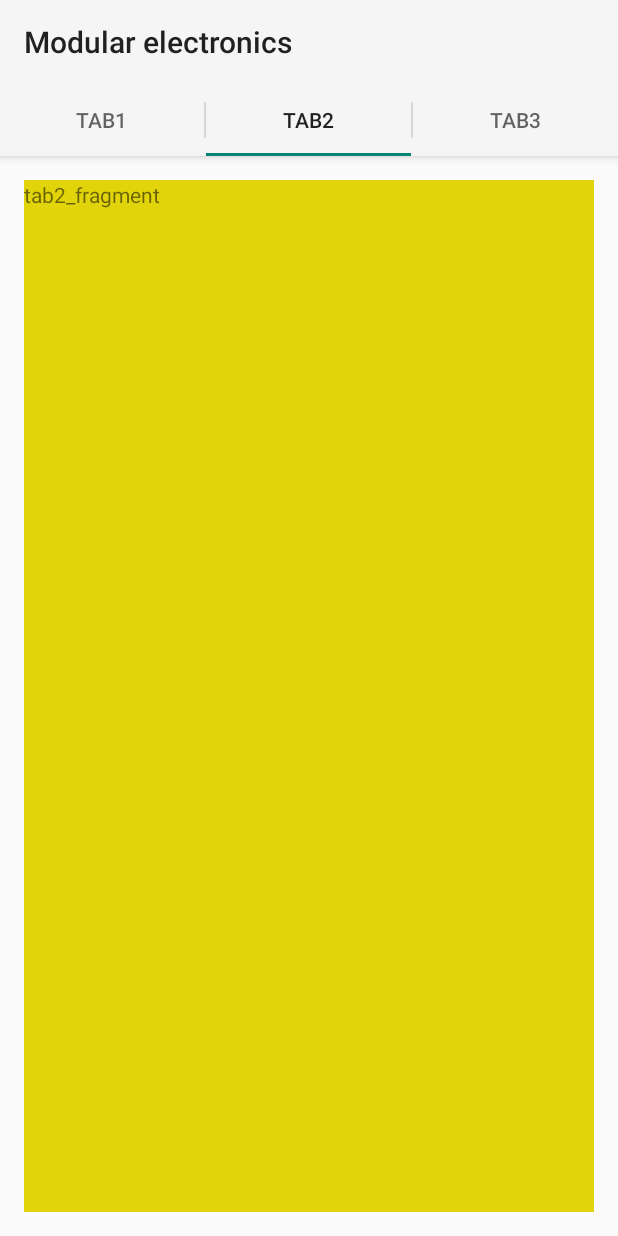
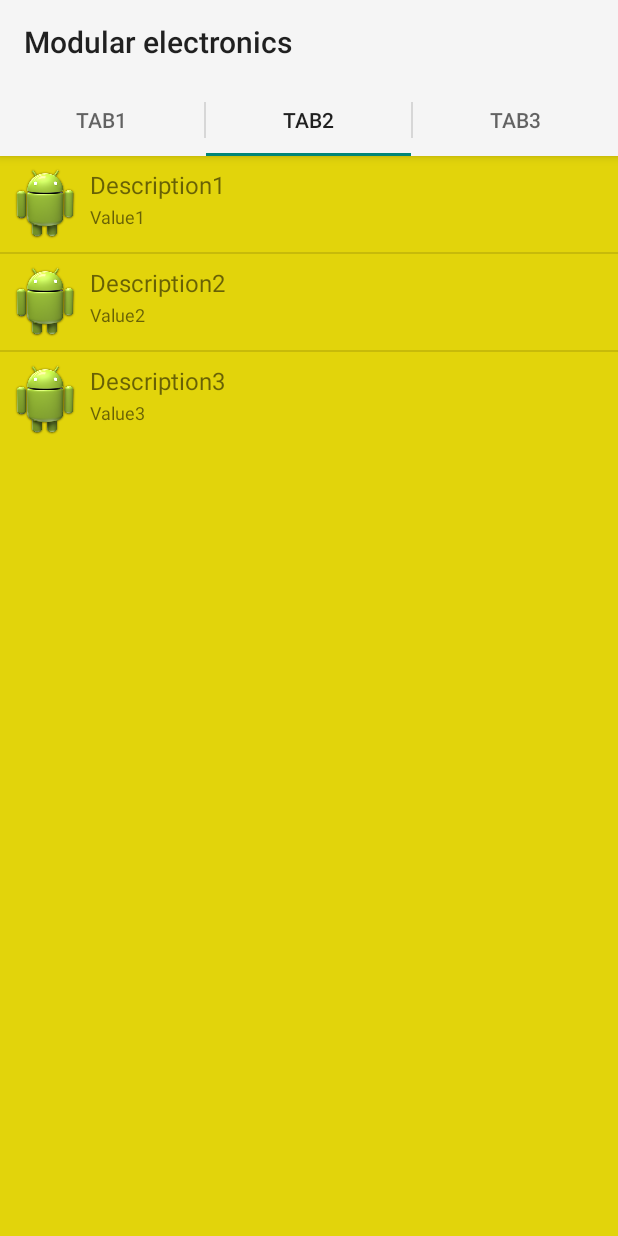
Before and after one commit to DanielKalicki/ModularElectronics, an Android app: the MainActivity screen opened directly, with no data from a screen before it, tab 2 chosen, on a phone screen of 412 x 824 dp. Run offline under Robolectric (Android 15) with nearby library versions, the phone set to English and light mode, and no system bars; 4 statements that could not run were skipped.

Commit message:
Android Software - ListView in module describing fragment.

```diff
--- /dev/null
+++ b/Android/ModularElectronics/app/src/main/java/modularelectronics/modularelectronics/ListViewItem.java
@@ -0,0 +1,15 @@
+package modularelectronics.modularelectronics;
+
+import android.graphics.drawable.Drawable;
+
+public class ListViewItem {
+    public final Drawable icon;
+    public final String title;
+    public final String description;
+
+    public ListViewItem(Drawable icon, String title, String description){
+        this.icon = icon;
+        this.title = title;
+        this.description = description;
+    }
+}
--- /dev/null
+++ b/Android/ModularElectronics/app/src/main/java/modularelectronics/modularelectronics/ListViewModuleInfoAdapter.java
@@ -0,0 +1,47 @@
+package modularelectronics.modularelectronics;
+
+import android.content.Context;
+import android.view.LayoutInflater;
+import android.view.View;
+import android.view.ViewGroup;
+import android.widget.ArrayAdapter;
+import android.widget.ImageView;
+import android.widget.TextView;
+
+import java.util.List;
+
+public  class ListViewModuleInfoAdapter extends ArrayAdapter<ListViewItem> {
+
+    public ListViewModuleInfoAdapter(Context context, List<ListViewItem> items) {
+        super(context, R.layout.module_variable_info, items);
+    }
+
+    @Override
+    public View getView(int position, View convertView, ViewGroup parent) {
+        ViewHolder viewHolder;
+        if (convertView==null){
+            LayoutInflater inflater = LayoutInflater.from(getContext());
+            convertView = inflater.inflate(R.layout.module_variable_info, parent, false);
+            viewHolder = new ViewHolder();
+            viewHolder.ivIcon = (ImageView) convertView.findViewById(R.id.ivIcon);
+            viewHolder.tvTitle = (TextView) convertView.findViewById(R.id.tvTitle);
+            viewHolder.tvDescription = (TextView) convertView.findViewById(R.id.tvDescription);
+            convertView.setTag(viewHolder);
+        } else {
+            viewHolder = (ViewHolder) convertView.getTag();
+        }
+
+        ListViewItem item = getItem(position);
+        viewHolder.ivIcon.setImageDrawable(item.icon);
+        viewHolder.tvTitle.setText(item.title);
+        viewHolder.tvDescription.setText(item.description);
+
+        return convertView;
+    }
+
+    private static class ViewHolder {
+        ImageView ivIcon;
+        TextView tvTitle;
+        TextView tvDescription;
+    }
+}
--- a/Android/ModularElectronics/app/src/main/java/modularelectronics/modularelectronics/MainActivity.java
+++ b/Android/ModularElectronics/app/src/main/java/modularelectronics/modularelectronics/MainActivity.java
@@ -94,7 +94,6 @@ public class MainActivity extends FragmentActivity implements ActionBar.TabListe
     //      Code to manage Service lifecycle.
     //-------------------------------------------
     private final ServiceConnection mServiceConnection = new ServiceConnection() {
-
         @Override
         public void onServiceConnected(ComponentName componentName, IBinder service) {
             //bleTerminal_text.append("onServiceConnected()\n");
@@ -107,7 +106,6 @@ public class MainActivity extends FragmentActivity implements ActionBar.TabListe
             //bleTerminal_text.append("Bluetooth init ok, trying to connect\n");
             mBluetoothLeService.connect(mDeviceAddress);
         }
-
         @Override
         public void onServiceDisconnected(ComponentName componentName) {
             mBluetoothLeService = null;
@@ -129,7 +127,6 @@ public class MainActivity extends FragmentActivity implements ActionBar.TabListe
                     break;
                 case BluetoothLeService.ACTION_GATT_DISCONNECTED:
                     mConnected = false;
-                    updateConnectionState("unconnected");
                     updateConnectionState("unconnected");
                     //TODO automaticly try to connect again.
                     //bindService(gattServiceIntent, mServiceConnection, Context.BIND_AUTO_CREATE);
@@ -213,7 +210,6 @@ public class MainActivity extends FragmentActivity implements ActionBar.TabListe
     private void clearUI() {
         //bleTerminal_text.setText("");
     }
-
 
     //-------------------------------------------
     //       Get module description file
@@ -607,7 +603,6 @@ public class MainActivity extends FragmentActivity implements ActionBar.TabListe
         }).start();
 
     }
-
     @Override
     protected void onResume() {
         super.onResume();
@@ -650,12 +645,10 @@ public class MainActivity extends FragmentActivity implements ActionBar.TabListe
     public void onTabSelected(ActionBar.Tab tab, FragmentTransaction ft) {
         viewpager.setCurrentItem(tab.getPosition());
     }
-
     @Override
     public void onTabUnselected(ActionBar.Tab tab, FragmentTransaction ft) {
 
     }
-
     @Override
     public void onTabReselected(ActionBar.Tab tab, FragmentTransaction ft) {
 
--- a/Android/ModularElectronics/app/src/main/java/modularelectronics/modularelectronics/ModuleFragment.java
+++ b/Android/ModularElectronics/app/src/main/java/modularelectronics/modularelectronics/ModuleFragment.java
@@ -1,12 +1,17 @@
 package modularelectronics.modularelectronics;
 
 import android.os.Bundle;
-import android.support.v4.app.Fragment;
+import android.support.v4.app.ListFragment;
 import android.view.LayoutInflater;
 import android.view.View;
 import android.view.ViewGroup;
+import android.widget.ListView;
 
-public class ModuleFragment extends Fragment  {
+import java.util.ArrayList;
+import java.util.List;
+
+public class ModuleFragment extends ListFragment {
+    private List<ListViewItem> mItems;
 
     @Override
     public View onCreateView(LayoutInflater inflater, ViewGroup container,
@@ -14,6 +19,14 @@ public class ModuleFragment extends Fragment  {
         // Inflate the layout for this fragment
         View V = inflater.inflate(R.layout.module_fragment, container, false);
 
+        mItems = new ArrayList<ListViewItem>();
+        mItems.add(new ListViewItem(getResources().getDrawable(R.drawable.ic_launcher), "Value1", "Description1"));
+        mItems.add(new ListViewItem(getResources().getDrawable(R.drawable.ic_launcher), "Value2", "Description2"));
+        mItems.add(new ListViewItem(getResources().getDrawable(R.drawable.ic_launcher), "Value3", "Description3"));
+
+        ListView list = (ListView) V.findViewById(android.R.id.list);
+        setListAdapter(new ListViewModuleInfoAdapter(getActivity(),mItems));
+
         return V;
     }
 }
--- a/Android/ModularElectronics/app/src/main/res/layout/activity_main.xml
+++ b/Android/ModularElectronics/app/src/main/res/layout/activity_main.xml
@@ -1,9 +1,9 @@
 <android.support.v4.view.ViewPager
     xmlns:android="http://schemas.android.com/apk/res/android"
     xmlns:tools="http://schemas.android.com/tools" android:layout_width="match_parent"
-    android:layout_height="match_parent" android:paddingLeft="@dimen/activity_horizontal_margin"
-    android:paddingRight="@dimen/activity_horizontal_margin"
+    android:layout_height="match_parent" android:paddingLeft="0dp"
+    android:paddingRight="0dp"
     android:id="@+id/pager"
-    android:paddingTop="@dimen/activity_vertical_margin"
-    android:paddingBottom="@dimen/activity_vertical_margin" tools:context=".MainActivity">
+    android:paddingTop="0dp"
+    android:paddingBottom="0dp" tools:context=".MainActivity">
 </android.support.v4.view.ViewPager>
--- a/Android/ModularElectronics/app/src/main/res/layout/module_fragment.xml
+++ b/Android/ModularElectronics/app/src/main/res/layout/module_fragment.xml
@@ -7,9 +7,9 @@
     tools:context=".DeviceFragment"
     android:background="#E2D40B">
 
-    <TextView
-        android:layout_width="wrap_content"
+
+    <ListView
+        android:layout_width="match_parent"
         android:layout_height="wrap_content"
-        android:text="tab2_fragment" />
-
+        android:id="@android:id/list" />
 </LinearLayout>
--- /dev/null
+++ b/Android/ModularElectronics/app/src/main/res/layout/module_variable_info.xml
@@ -0,0 +1,41 @@
+<RelativeLayout xmlns:android="http://schemas.android.com/apk/res/android"
+    android:layout_width="fill_parent"
+    android:layout_height="?android:attr/listPreferredItemHeight"
+    android:padding="6dip" >
+
+    <ImageView
+        android:id="@+id/ivIcon"
+        android:layout_width="wrap_content"
+        android:layout_height="fill_parent"
+        android:layout_alignParentBottom="true"
+        android:layout_alignParentTop="true"
+        android:layout_marginRight="6dip"
+        android:contentDescription="TODO"
+        android:src="@drawable/ic_launcher" />
+
+    <TextView
+        android:id="@+id/tvTitle"
+        android:layout_width="fill_parent"
+        android:layout_height="26dip"
+        android:layout_alignParentBottom="true"
+        android:layout_alignParentRight="true"
+        android:layout_toRightOf="@id/ivIcon"
+        android:ellipsize="marquee"
+        android:singleLine="true"
+        android:text="Description"
+        android:textSize="12sp" />
+
+    <TextView
+        android:id="@+id/tvDescription"
+        android:layout_width="fill_parent"
+        android:layout_height="wrap_content"
+        android:layout_above="@id/tvTitle"
+        android:layout_alignParentRight="true"
+        android:layout_alignParentTop="true"
+        android:layout_alignWithParentIfMissing="true"
+        android:layout_toRightOf="@id/ivIcon"
+        android:gravity="center_vertical"
+        android:text="Example application"
+        android:textSize="16sp" />
+
+</RelativeLayout>
```
